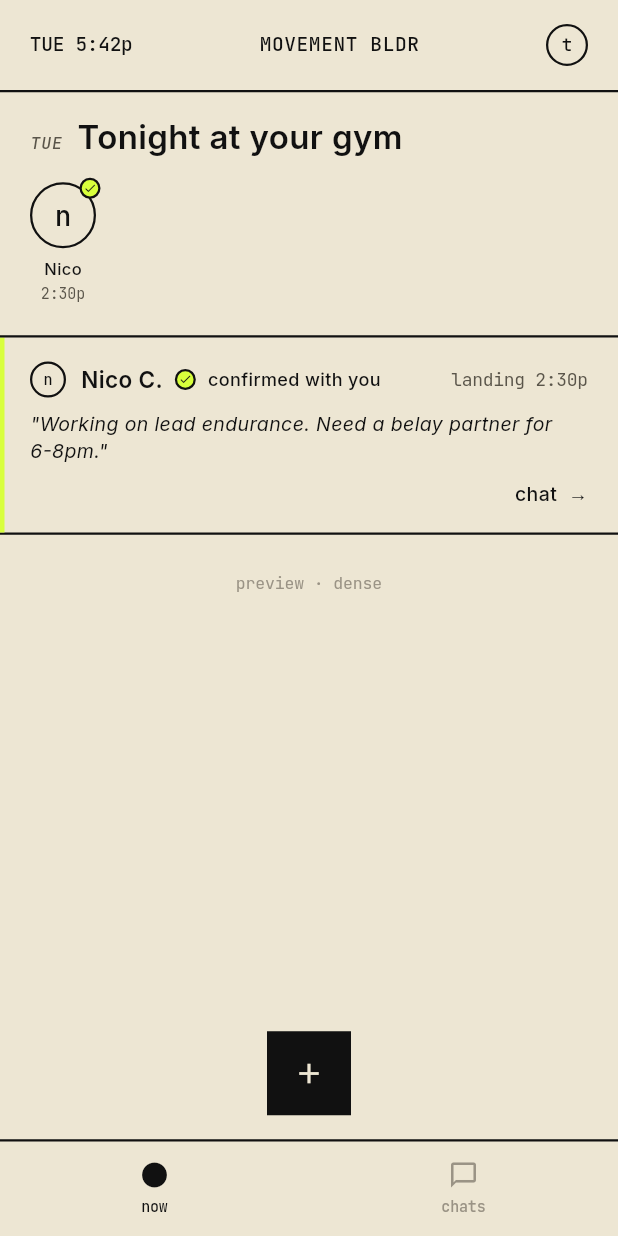
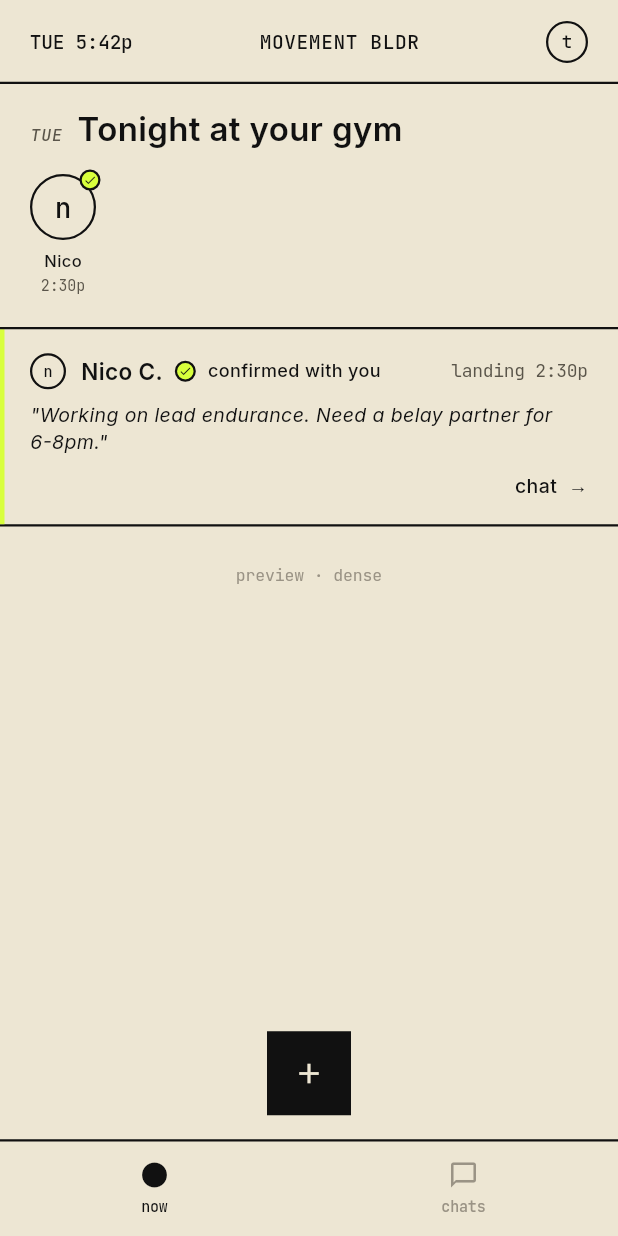
Before and after one commit to JesseLeDavis/Belay_Buddy, a Flutter app: the screen it shows after launch, on a phone screen of 412 x 824 dp. Run offline on Flutter 3.47's test engine with Material 3 defaults, Android fonts, the phone set to English and light mode, and no system bars; our stand-ins replace cloud_firestore, firebase_core, firebase_storage, flutter_riverpod, flutter_svg, freezed_annotation and 3 more; accounts and stored records are empty.

Commit message:
fix(now): use AppBar so header geometry matches the rest of the app
The custom _TopBar widget was wrapped in SafeArea + Padding(vertical: 16)
which gave NOW a ~60px header. Every other screen uses Scaffold.appBar
(kToolbarHeight = 56px). The 4px mismatch made the hairline divider
jump positions mid-tab-slide.

Replace the SliverToBoxAdapter _TopBar with a PreferredSize AppBar
(_NowAppBar) that:
- Inherits kToolbarHeight, so divider y-position matches CHATS exactly
- Uses Scaffold's built-in SafeArea handling (no manual wrap)
- Carries the same shape: bottom BorderSide hairline
- Keeps the three header pieces (timestamp / venue code / ME avatar)
  in an AppBar.title Row

Body slivers drop the now-redundant _TopBar + first _hairline entries.

Co-Authored-By: Claude Opus 4.7 <noreply@anthropic.com>

```diff
--- a/lib/src/features/now/presentation/now_screen.dart
+++ b/lib/src/features/now/presentation/now_screen.dart
@@ -97,13 +97,9 @@ class _NowScreenState extends ConsumerState<NowScreen> {
 
     return Scaffold(
       backgroundColor: c.canvas,
-      body: SafeArea(
-        child: CustomScrollView(
+      appBar: _NowAppBar(venue: venue, meAvatarKey: _meAvatarKey),
+      body: CustomScrollView(
         slivers: [
-            SliverToBoxAdapter(
-              child: _TopBar(venue: venue, meAvatarKey: _meAvatarKey),
-            ),
-            SliverToBoxAdapter(child: _hairline(c)),
           const SliverToBoxAdapter(
               child: _SectionHeader(text: 'Tonight at your gym')),
           SliverToBoxAdapter(
@@ -128,7 +124,6 @@ class _NowScreenState extends ConsumerState<NowScreen> {
           const SliverToBoxAdapter(child: SizedBox(height: 96)),
         ],
       ),
-      ),
       floatingActionButton: const _PostFab(),
       floatingActionButtonLocation: FloatingActionButtonLocation.centerFloat,
     );
@@ -138,19 +133,34 @@ class _NowScreenState extends ConsumerState<NowScreen> {
       Container(height: 1.5, color: c.borderColor);
 }
 
-// ─── Top bar ────────────────────────────────────────────────────────────────
+// ─── App bar ────────────────────────────────────────────────────────────────
+//
+// PreferredSize so the header geometry exactly matches a stock AppBar —
+// shares kToolbarHeight + the 1.5px hairline so the divider lines up with
+// CHATS / ME / every other screen mid-tab-slide.
 
-class _TopBar extends StatelessWidget {
+class _NowAppBar extends StatelessWidget implements PreferredSizeWidget {
   final _Venue venue;
   final Key meAvatarKey;
-  const _TopBar({required this.venue, required this.meAvatarKey});
+  const _NowAppBar({required this.venue, required this.meAvatarKey});
+
+  @override
+  Size get preferredSize => const Size.fromHeight(kToolbarHeight);
 
   @override
   Widget build(BuildContext context) {
     final c = context.appColors;
-    return Padding(
-      padding: const EdgeInsets.fromLTRB(20, 16, 20, 16),
-      child: Row(
+    return AppBar(
+      backgroundColor: c.canvas,
+      foregroundColor: c.ink,
+      elevation: 0,
+      surfaceTintColor: Colors.transparent,
+      automaticallyImplyLeading: false,
+      titleSpacing: 20,
+      shape: Border(
+        bottom: BorderSide(color: c.borderColor, width: 1.5),
+      ),
+      title: Row(
         children: [
           Text(
             venue.timeLabel,
```
Lines whose indentation alone changed are shown as unchanged.
